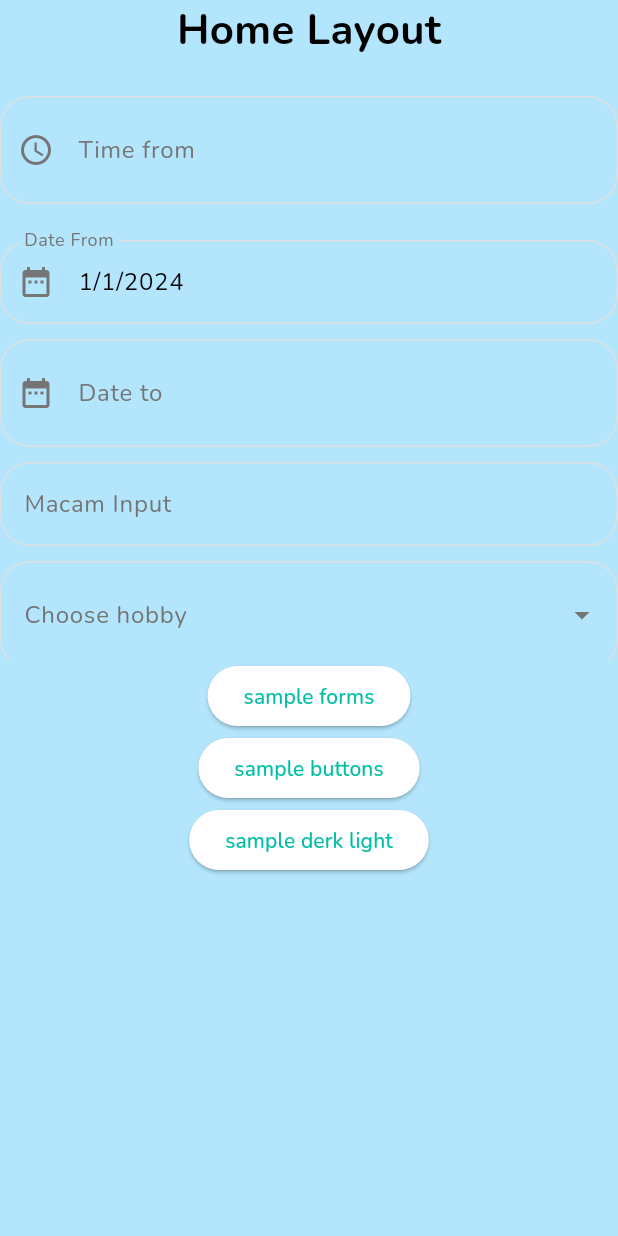
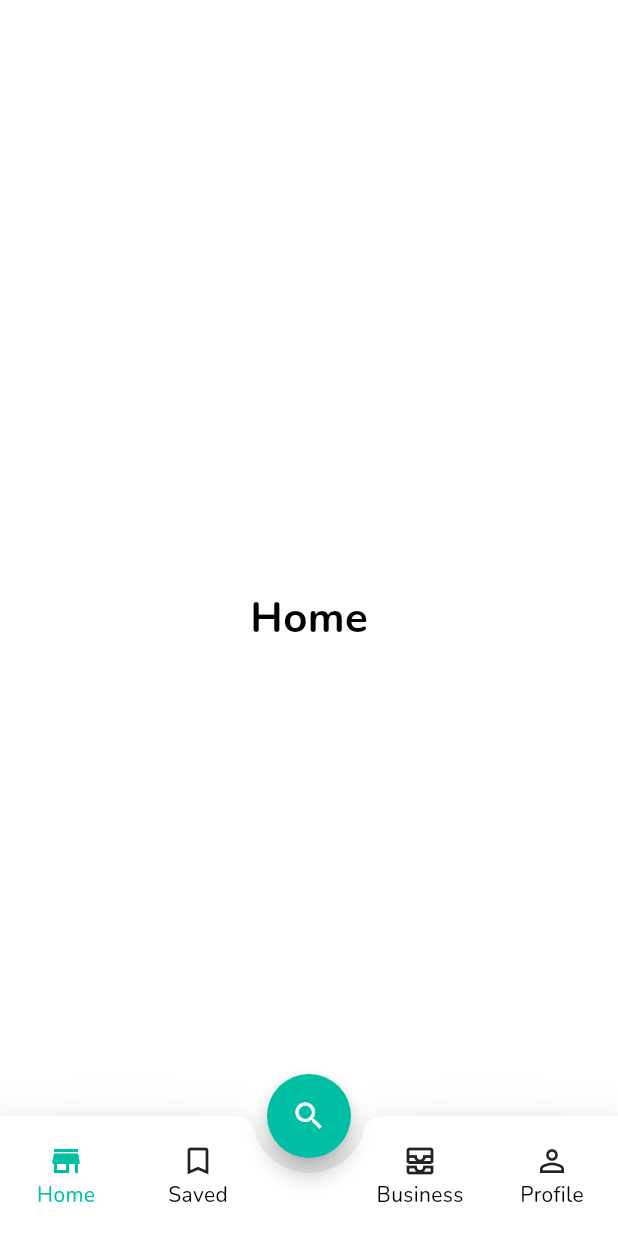
Before and after one commit to ilhammeidi/mamang_app_flutter, a Flutter app: the screen it shows after launch, on a phone screen of 412 x 824 dp. Run offline on Flutter 3.47's test engine with Material 3 defaults, Android fonts, the phone set to English and light mode, and no system bars; drawn by our look-alikes of zoom_tap_animation; our stand-ins replace flutter_screenutil, get, go_router, shared_preferences.

Commit message:
create bottom nav

```diff
--- a/lib/main.dart
+++ b/lib/main.dart
@@ -1,6 +1,7 @@
 import 'package:flutter/material.dart';
 import 'package:get/route_manager.dart';
 import 'package:get/state_manager.dart';
+import 'package:flutter_screenutil/flutter_screenutil.dart';
 import 'package:mamang_app_flutter/pages/app_routes.dart';
 import 'package:mamang_app_flutter/ui/themes/theme_data.dart';
 import 'package:shared_preferences/shared_preferences.dart';
@@ -29,8 +30,12 @@ class MainApp extends StatelessWidget {
 
   @override
   Widget build(BuildContext context) {
-    return SafeArea(
-      child: GetMaterialApp(
+    return ScreenUtilInit(
+      designSize: const Size(360, 690),
+      minTextAdapt: true,
+      splitScreenMode: true,
+      builder: (context, child) {
+        return GetMaterialApp(
           title: "Mamang App",
           debugShowCheckedModeBanner: false,
           themeMode: ThemeMode.system,
@@ -41,7 +46,8 @@ class MainApp extends StatelessWidget {
           // routeInformationParser: AppRoutes.routes.routeInformationParser,
           // routeInformationProvider: AppRoutes.routes.routeInformationProvider,
           // routerDelegate: AppRoutes.routes.routerDelegate,
-      ),
+        );
+      }
     );
   }
 }
--- a/lib/pages/app_routes.dart
+++ b/lib/pages/app_routes.dart
@@ -1,12 +1,42 @@
 import 'package:get/route_manager.dart';
+import 'package:mamang_app_flutter/pages/business/business_main.dart';
+import 'package:mamang_app_flutter/pages/explore/explore_main.dart';
+import 'package:mamang_app_flutter/pages/home.dart';
+import 'package:mamang_app_flutter/pages/profile/profile_main.dart';
 import 'package:mamang_app_flutter/pages/sample_button.dart';
 import 'package:mamang_app_flutter/pages/sample_dark_light.dart';
 import 'package:mamang_app_flutter/pages/sample_forms.dart';
+import 'package:mamang_app_flutter/pages/saved/saved_main.dart';
 import 'package:mamang_app_flutter/ui/layouts/home_layout.dart';
 
 final List<GetPage> appRoutes = [
   GetPage(
     name: '/',
+    page: () => const HomeLayout(content: HomeMain()),
+    transition: Transition.fadeIn,
+  ),
+  GetPage(
+    name: '/saved',
+    page: () => const HomeLayout(content: SavedMain()),
+    transition: Transition.fadeIn,
+  ),
+  GetPage(
+    name: '/explore',
+    page: () => const HomeLayout(content: ExploreMain()),
+    transition: Transition.fadeIn,
+  ),
+  GetPage(
+    name: '/business',
+    page: () => const HomeLayout(content: BusinessMain()),
+    transition: Transition.fadeIn,
+  ),
+  GetPage(
+    name: '/profile',
+    page: () => const HomeLayout(content: ProfileMain()),
+    transition: Transition.fadeIn,
+  ),
+  GetPage(
+    name: '/forms',
     page: () => const HomeLayout(content: SampleForm()),
     transition: Transition.fadeIn,
   ),
--- /dev/null
+++ b/lib/pages/home.dart
@@ -0,0 +1,11 @@
+import 'package:flutter/material.dart';
+import 'package:mamang_app_flutter/ui/themes/theme_text.dart';
+
+class HomeMain extends StatelessWidget {
+  const HomeMain({super.key});
+
+  @override
+  Widget build(BuildContext context) {
+    return const Center(child: Text('Home', style: ThemeText.title),);
+  }
+}
--- a/lib/pages/sample_forms.dart
+++ b/lib/pages/sample_forms.dart
@@ -105,7 +105,9 @@ class _SampleFormState extends State<SampleForm> {
 
   @override
   Widget build(BuildContext context) {
-    return ListView(
+    return Padding(
+      padding: const EdgeInsets.all(8.0),
+      child: ListView(
         scrollDirection: Axis.vertical,
         children: [
           const VSpace(),
@@ -196,6 +198,7 @@ class _SampleFormState extends State<SampleForm> {
           ),
           const VSpaceBig(),
         ]
+      ),
     );
   }
 }
--- a/lib/pages/sample_shadow.dart
+++ b/lib/pages/sample_shadow.dart
@@ -16,7 +16,7 @@ class SampleShadow extends StatelessWidget {
           decoration: BoxDecoration(
             color: Colors.blueGrey.shade900,
             borderRadius: BorderRadius.circular(20),
-            boxShadow: [ThemeShade.shadeSoft]
+            boxShadow: [ThemeShade.shadeSoft(context)]
           )
         ),
         const VSpace(),
@@ -26,7 +26,7 @@ class SampleShadow extends StatelessWidget {
           decoration: BoxDecoration(
             color: Colors.blueGrey,
             borderRadius: BorderRadius.circular(20),
-            boxShadow: [ThemeShade.shadeMedium]
+            boxShadow: [ThemeShade.shadeMedium(context)]
           )
         ),
         const VSpace(),
@@ -36,7 +36,7 @@ class SampleShadow extends StatelessWidget {
           decoration: BoxDecoration(
             color: Colors.blueGrey,
             borderRadius: BorderRadius.circular(20),
-            boxShadow: [ThemeShade.shadeHard]
+            boxShadow: [ThemeShade.shadeHard(context)]
           )
         ),
       ]),
--- a/lib/ui/layouts/home_layout.dart
+++ b/lib/ui/layouts/home_layout.dart
@@ -1,6 +1,7 @@
 import 'package:flutter/material.dart';
 import 'package:get/route_manager.dart';
-import 'package:mamang_app_flutter/ui/themes/theme_text.dart';
+import 'package:mamang_app_flutter/ui/themes/theme_palette.dart';
+import 'package:mamang_app_flutter/ui/widgets/bottom_nav/bottom_nav_menu.dart';
 
 class HomeLayout extends StatelessWidget {
   const HomeLayout({super.key, required this.content});
@@ -9,29 +10,26 @@ class HomeLayout extends StatelessWidget {
 
   @override
   Widget build(BuildContext context) {
-    return Scaffold(
-      body: Container(
-        color: Theme.of(context).colorScheme.secondaryContainer,
-        child: Column(crossAxisAlignment: CrossAxisAlignment.center, children: [
-          const Text('Home Layout', style: ThemeText.title),
-          SizedBox(
-            height: 400,
-            child: content
+    return Center(
+      child: ConstrainedBox(
+        constraints: const BoxConstraints(
+          maxWidth: 600,
+        ),
+        child: SafeArea(child: Scaffold(
+          body: content,
+          bottomNavigationBar: const BottomNavMenu(),
+          extendBody: true,
+          floatingActionButtonLocation: FloatingActionButtonLocation.centerDocked,
+          floatingActionButton: FloatingActionButton(
+            onPressed: () {
+              Get.toNamed('/explore');
+            },
+            backgroundColor: ThemePalette.primaryMain,
+            shape: RoundedRectangleBorder(borderRadius: BorderRadius.circular(50)),
+            child: const Icon(Icons.search, color: Colors.white)
           ),
-          ElevatedButton(
-            onPressed: () => Get.toNamed('/'),
-            child: const Text('sample forms')
-          ),
-          ElevatedButton(
-            onPressed: () => Get.toNamed('/buttons'),
-            child: const Text('sample buttons')
-          ),
-          ElevatedButton(
-            onPressed: () => Get.toNamed('/dark-mode'),
-            child: const Text('sample derk light')
-          ),
-        ]),
-      )
+        )),
+      ),
     );
   }
 }
--- /dev/null
+++ b/lib/ui/widgets/bottom_nav/bottom_nav_menu.dart
@@ -0,0 +1,120 @@
+import 'package:flutter/material.dart';
+import 'package:get/route_manager.dart';
+import 'package:mamang_app_flutter/ui/themes/theme_palette.dart';
+import 'package:zoom_tap_animation/zoom_tap_animation.dart';
+
+class BottomNavMenu extends StatelessWidget {
+  const BottomNavMenu({super.key});
+
+  @override
+  Widget build(BuildContext context) {
+    String currentRoute = Get.currentRoute;
+    debugPrint(currentRoute);
+
+    return BottomAppBar(
+      shape: const CircularNotchedRectangle(),
+      clipBehavior: Clip.antiAlias,
+      elevation: 20,
+      shadowColor: Colors.black,
+      notchMargin: 10,
+      height: 80,
+      color: Theme.of(context).colorScheme.surface,
+      padding: const EdgeInsets.all(0),
+      child: LayoutBuilder(
+        builder: (context, constraints) {
+          return Row(crossAxisAlignment: CrossAxisAlignment.center, mainAxisAlignment: MainAxisAlignment.spaceBetween, children: [
+            SizedBox(
+              height: 60,
+              width: constraints.maxWidth / 2 - 30,
+              child: Row(
+                mainAxisAlignment: MainAxisAlignment.spaceAround,
+                children: [
+                  MenuItem(
+                    title: 'Home',
+                    icon: Icons.store_outlined,
+                    iconActive: Icons.store,
+                    isActive: currentRoute == '/',
+                    onTap: () {
+                      Get.toNamed('/');
+                    }
+                  ),
+                  MenuItem(
+                    title: 'Saved',
+                    icon: Icons.bookmark_outline,
+                    iconActive: Icons.bookmark,
+                    isActive: currentRoute == '/saved',
+                    onTap: () {
+                      Get.toNamed('/saved');
+                    }
+                  )
+                ]
+              )
+            ),
+            SizedBox(
+              height: 60,
+              width: constraints.maxWidth / 2 - 30,
+              child: Row(
+                mainAxisAlignment: MainAxisAlignment.spaceAround,
+                children: [
+                  MenuItem(
+                    title: 'Business',
+                    icon: Icons.all_inbox_outlined,
+                    iconActive: Icons.all_inbox,
+                    isActive: currentRoute == '/business',
+                    onTap: () => Get.toNamed('/business')
+                  ),
+                  MenuItem(
+                    title: 'Profile',
+                    icon: Icons.person_outline,
+                    iconActive: Icons.person,
+                    isActive: currentRoute == '/profile',
+                    onTap: () => Get.toNamed('/profile')
+                  ),
+                ]
+              )
+            )
+          ]);
+        }
+      )
+    );
+  }
+}
+
+class MenuItem extends StatelessWidget {
+  const MenuItem({
+    super.key,
+    required this.icon,
+    required this.title,
+    this.isActive = false,
+    required this.iconActive,
+    required this.onTap,
+  });
+
+  final IconData icon;
+  final IconData iconActive;
+  final String title;
+  final bool isActive;
+  final void Function() onTap;
+
+  @override
+  Widget build(BuildContext context) {
+    return ZoomTapAnimation (
+      child: InkWell(
+        borderRadius: BorderRadius.circular(30),
+        onTap: () => {
+          onTap()
+        },
+        child: SizedBox(
+          width: 60,
+          height: 60,
+          child: Column(mainAxisAlignment: MainAxisAlignment.center, children: [
+            isActive ?
+              Icon(iconActive, color: ThemePalette.primaryMain)
+              : Icon(icon),
+            Text(title, style: TextStyle(color: isActive ? ThemePalette.primaryMain : Theme.of(context).colorScheme.onSurface))
+          ]),
+        ),
+      ),
+    );
+  }
+}
--- a/lib/ui/widgets/cards/paper_card.dart
+++ b/lib/ui/widgets/cards/paper_card.dart
@@ -15,7 +15,7 @@ class PaperCard extends StatelessWidget {
       decoration: BoxDecoration(
         color: coloured ? ThemePalette.primaryMain : Theme.of(context).colorScheme.surface,
         borderRadius: ThemeRadius.medium,
-        boxShadow: [ThemeShade.shadeMedium],
+        boxShadow: [ThemeShade.shadeMedium(context)],
       ),
       child: content
     );
--- a/pubspec.yaml
+++ b/pubspec.yaml
@@ -15,6 +15,7 @@ dependencies:
   get: ^4.6.6
   go_router: ^14.2.7
   shared_preferences: ^2.3.2
+  zoom_tap_animation: ^1.1.0
 
 dev_dependencies:
   flutter_test:
```
Also changed, not shown: lib/pages/business/business_main.dart (added, +11 -0 lines), lib/pages/explore/explore_main.dart (added, +11 -0 lines), lib/pages/profile/profile_main.dart (added, +11 -0 lines), lib/pages/saved/saved_main.dart (added, +11 -0 lines), lib/ui/layouts/general_layout.dart (+19 -0 lines), lib/ui/themes/theme_shadow.dart (+18 -12 lines), lib/ui/themes/theme_text.dart (+18 -15 lines), pubspec.lock. Lines whose indentation alone changed are shown as unchanged.
